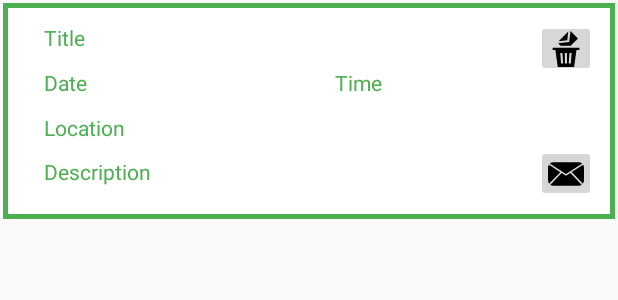
After one commit to Fulmen545/Capstone-Project, an Android app: the layout meal_item.xml on its own in the app's theme, with its tools: preview values and no code run, on a phone screen of 412 x 824 dp. The commit adds this screen. Shown: the top 300 px of the screen. Run offline under Robolectric (Android 15) with nearby library versions, the phone set to English and light mode, and no system bars.

Commit message:
Working RecyclerView in History

```diff
--- a/app/build.gradle
+++ b/app/build.gradle
@@ -27,6 +27,7 @@ dependencies {
     implementation 'com.android.support:support-annotations:27.1.1'
     implementation 'com.google.android.gms:play-services-auth:15.0.1'
     implementation 'com.google.android.gms:play-services-location:15.0.1'
+    implementation 'com.android.support:design:26.1.0'
     annotationProcessor 'com.jakewharton:butterknife:8.8.1'
     testImplementation 'junit:junit:4.12'
     androidTestImplementation 'com.android.support.test:runner:1.0.2'
--- a/app/src/main/java/com/riso/android/mealtracker/data/DbHelper.java
+++ b/app/src/main/java/com/riso/android/mealtracker/data/DbHelper.java
@@ -27,7 +27,7 @@ public class DbHelper extends SQLiteOpenHelper {
                 DbColumns.MealsEntry.TIME + " TEXT NOT NULL, " +
                 DbColumns.MealsEntry.LOCATION + " TEXT NOT NULL, " +
                 DbColumns.MealsEntry.CUST_FIELDS + " TEXT, " +
-                DbColumns.MealsEntry.GCALENDAR + " INTEGER NOT NULL, " +
+                DbColumns.MealsEntry.GCALENDAR + " TEXT NOT NULL, " +
                 DbColumns.MealsEntry.MEALS_USR + " TEXT NOT NULL" +
                 "); ";
 
--- /dev/null
+++ b/app/src/main/res/drawable/edge.xml
@@ -0,0 +1,12 @@
+<?xml version="1.0" encoding="utf-8"?>
+<shape xmlns:android="http://schemas.android.com/apk/res/android">
+    <solid android:color="#FFFFFF" />
+    <stroke
+        android:width="3dp"
+        android:color="@color/colorPrimary" />
+    <padding
+        android:bottom="0dp"
+        android:left="0dp"
+        android:right="0dp"
+        android:top="0dp" />
+</shape>
--- /dev/null
+++ b/app/src/main/res/drawable/ic_mail.xml
@@ -0,0 +1,7 @@
+<vector android:height="24dp" android:viewportHeight="373.574"
+    android:viewportWidth="373.574" android:width="24dp" xmlns:android="http://schemas.android.com/apk/res/android">
+    <path android:fillColor="#FF000000" android:pathData="M314.3,64.6H58.8c-14.5,-0.7 -28.7,4 -40,13.1l14.5,9.4l109.9,71.2c1.1,0.4 2.1,1 2.9,1.8l40,26l153.7,-98.9l14.6,-9.4C342.9,68.8 328.8,64.2 314.3,64.6z"/>
+    <path android:fillColor="#FF000000" android:pathData="M22.2,98.8l-13.5,-8.8c-5.8,10.1 -8.8,21.5 -8.6,33.1l-0.1,127.1c-0.2,13.6 3.9,26.8 11.8,37.8l11.4,-11.8l104.7,-108.8L22.2,98.8z"/>
+    <path android:fillColor="#FF000000" android:pathData="M338.8,287.1l-106.8,-110.7l-40.8,26.4l-1.4,0.6h-0.6c-0.7,0.1 -1.3,0.1 -2,0c-0.7,0.1 -1.3,0.1 -2,0h-0.6l-1.9,-0.6l-40.5,-26.2l-107.4,110.9l-11.5,11.9c10.6,6.8 23,10.2 35.5,9.7h256c12.5,0.1 24.8,-3.5 35.3,-10.2L338.8,287.1z"/>
+    <path android:fillColor="#FF000000" android:pathData="M373.5,250.2v-126.9c0.4,-11.7 -2.6,-23.2 -8.4,-33.3l-13.6,8.7l-105.6,68.4l104.6,108.9l11.4,11.9C370,277.1 374.1,263.8 373.5,250.2z"/>
+</vector>
--- /dev/null
+++ b/app/src/main/res/drawable/ic_removed.xml
@@ -0,0 +1,12 @@
+<vector android:height="24dp" android:viewportHeight="512.0"
+    android:viewportWidth="512.0" android:width="24dp" xmlns:android="http://schemas.android.com/apk/res/android">
+    <path android:fillAlpha="1" android:fillColor="#000000"
+        android:fillType="nonZero"
+        android:pathData="M301,156.8L144.4,175.7L177.6,208.9L322.9,208.9L425.9,105.9L320,0ZM301,156.8" android:strokeColor="#00000000"/>
+    <path android:fillAlpha="1" android:fillColor="#000000"
+        android:fillType="nonZero"
+        android:pathData="M150.9,144.7L274.1,129.8L288.9,6.7ZM150.9,144.7" android:strokeColor="#00000000"/>
+    <path android:fillAlpha="1" android:fillColor="#000000"
+        android:fillType="nonZero"
+        android:pathData="M66,268.9L105.3,268.9L138.7,512L371.4,512L404.7,268.9L446.6,268.9L446.6,238.9L66,238.9ZM305.5,312.9L335.6,312.9L324.6,461L294.5,461ZM240,312.9L270,312.9L270,461L240,461ZM204.5,312.9L215.6,461L185.5,461L174.4,312.9ZM204.5,312.9" android:strokeColor="#00000000"/>
+</vector>
--- /dev/null
+++ b/app/src/main/res/layout/meal_item.xml
@@ -0,0 +1,77 @@
+<?xml version="1.0" encoding="utf-8"?>
+<android.support.constraint.ConstraintLayout
+    xmlns:android="http://schemas.android.com/apk/res/android"
+    xmlns:app="http://schemas.android.com/apk/res-auto"
+    xmlns:tools="http://schemas.android.com/tools"
+    android:layout_width="match_parent"
+    android:layout_height="wrap_content"
+    android:padding="11dp"
+    android:layout_margin="2dp"
+    android:background="@drawable/edge">
+
+    <TextView
+        android:id="@+id/titleItem"
+        android:layout_width="146dp"
+        android:layout_height="30dp"
+        android:layout_marginStart="16dp"
+        android:layout_marginTop="2dp"
+        android:paddingBottom="5dp"
+        tools:text="Title"
+        app:layout_constraintStart_toStartOf="parent"
+        app:layout_constraintTop_toTopOf="parent" />
+
+    <TextView
+        android:id="@+id/dateItem"
+        android:layout_width="186dp"
+        android:layout_height="30dp"
+        android:paddingBottom="5dp"
+        tools:text="Date"
+        app:layout_constraintStart_toStartOf="@+id/titleItem"
+        app:layout_constraintTop_toBottomOf="@+id/titleItem" />
+
+    <TextView
+        android:id="@+id/tiemItem"
+        android:layout_width="101dp"
+        android:layout_height="30dp"
+        android:layout_marginStart="8dp"
+        android:paddingBottom="5dp"
+        app:layout_constraintStart_toEndOf="@+id/dateItem"
+        app:layout_constraintTop_toTopOf="@+id/dateItem"
+        tools:text="Time" />
+
+    <TextView
+        android:id="@+id/locationItem"
+        android:layout_width="297dp"
+        android:layout_height="29dp"
+        android:paddingBottom="5dp"
+        app:layout_constraintStart_toStartOf="@+id/dateItem"
+        app:layout_constraintTop_toBottomOf="@+id/dateItem"
+        tools:text="Location" />
+
+    <TextView
+        android:id="@+id/descriptionItem"
+        android:layout_width="297dp"
+        android:layout_height="30dp"
+        app:layout_constraintStart_toStartOf="@+id/locationItem"
+        app:layout_constraintTop_toBottomOf="@+id/locationItem"
+        tools:text="Description" />
+
+    <ImageButton
+        android:id="@+id/mailItem"
+        android:layout_width="40dp"
+        android:layout_height="38dp"
+        android:layout_marginEnd="1dp"
+        app:layout_constraintBottom_toBottomOf="parent"
+        app:layout_constraintEnd_toEndOf="parent"
+        app:srcCompat="@drawable/ic_mail" />
+
+    <ImageButton
+        android:id="@+id/trahsItem"
+        android:layout_width="40dp"
+        android:layout_height="38dp"
+        android:layout_marginEnd="1dp"
+        app:layout_constraintEnd_toEndOf="parent"
+        app:layout_constraintTop_toTopOf="parent"
+        app:srcCompat="@drawable/ic_removed" />
+
+</android.support.constraint.ConstraintLayout>
--- a/app/src/main/res/values/dimens.xml
+++ b/app/src/main/res/values/dimens.xml
@@ -9,5 +9,6 @@
     <dimen name="custom_height">40dp</dimen>
 
     <dimen name="settings_btn">70dp</dimen>
+    <dimen name="fab_margin">16dp</dimen>
 
 </resources>
--- a/app/src/main/res/values/strings.xml
+++ b/app/src/main/res/values/strings.xml
@@ -33,5 +33,9 @@
     <string name="addCustLabel">Add new Customizable Fields</string>
 
 
+    <!--History-->
+    <string name="recentMeals">Recent Meals</string>
+    <string name="title_activity_history">History</string>
+
 
 </resources>
```
Also changed, not shown: app/src/main/AndroidManifest.xml (+8 -3 lines), app/src/main/java/com/riso/android/mealtracker/AddMealFragment.java (+19 -3 lines), app/src/main/java/com/riso/android/mealtracker/HistoryActivity.java (added, +131 -0 lines), app/src/main/java/com/riso/android/mealtracker/MainFragment.java (+11 -0 lines), app/src/main/java/com/riso/android/mealtracker/data/MealItem.java (added, +30 -0 lines), app/src/main/java/com/riso/android/mealtracker/util/MealAdapter.java (added, +136 -0 lines), app/src/main/res/layout/activity_history.xml (added, +28 -0 lines), app/src/main/res/values/colors.xml (+13 -0 lines), app/src/main/res/values/styles.xml (+11 -2 lines).
